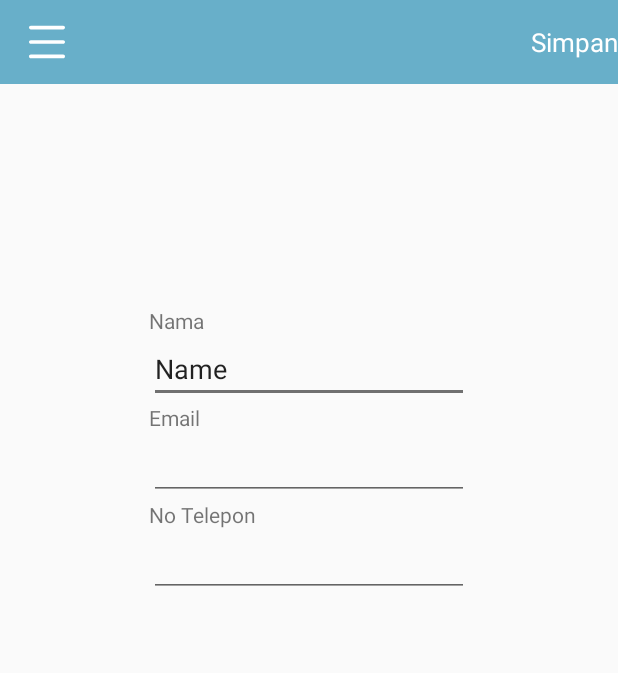
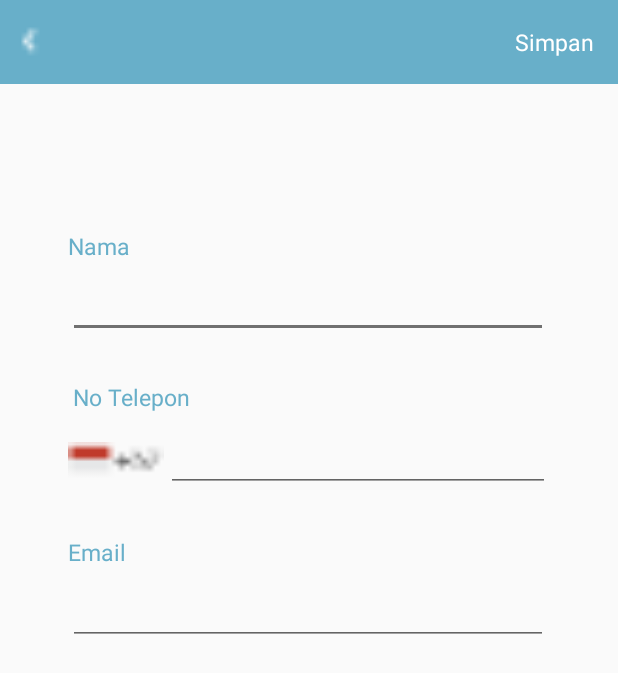
Before and after one commit to enrinal/Mutur, an Android app: the ProfileViewActivity screen opened directly, with no data from a screen before it, on a phone screen of 412 x 824 dp. Shown: the top 673 px of the screen. Run offline under Robolectric (Android 15) with nearby library versions, the phone set to English and light mode, and no system bars; our stand-ins replace Firebase (no records; nobody signed in at launch, a user with empty details on screens opened directly).

Commit message:
edit activity_profileview

```diff
--- a/app/src/main/res/layout/activity_profileview.xml
+++ b/app/src/main/res/layout/activity_profileview.xml
@@ -3,32 +3,35 @@
     xmlns:app="http://schemas.android.com/apk/res-auto"
     xmlns:tools="http://schemas.android.com/tools"
     android:layout_width="match_parent"
-    android:layout_height="match_parent">
+    android:layout_height="match_parent"
+    tools:layout_editor_absoluteY="25dp">
 
     <android.support.v7.widget.Toolbar
         android:id="@+id/toolbar"
-        android:layout_width="match_parent"
+        android:layout_width="0dp"
         android:layout_height="wrap_content"
         android:background="@color/colorPrimary"
         app:contentInsetStart="0dp"
-        tools:layout_editor_absoluteX="0dp"
-        tools:layout_editor_absoluteY="0dp">
+        app:layout_constraintEnd_toEndOf="parent"
+        app:layout_constraintStart_toStartOf="parent"
+        app:layout_constraintTop_toTopOf="parent">
 
         <ImageView
             android:id="@+id/navigation_menu"
-            android:layout_width="wrap_content"
-            android:layout_height="wrap_content"
-            android:layout_marginLeft="19.2dp"
-            android:src="@drawable/ic_menu_" />
+            android:layout_width="30dp"
+            android:layout_height="30dp"
+            android:layout_marginLeft="5dp"
+            android:src="@drawable/left" />
 
         <TextView
             android:layout_width="wrap_content"
             android:layout_height="wrap_content"
             android:layout_gravity="right"
+            android:layout_marginRight="16dp"
+            android:onClick="profile_click"
             android:text="Simpan"
-            android:onClick="profile_click"
             android:textColor="#ffffff"
-            android:textSize="17.3sp" />
+            android:textSize="15sp" />
 
     </android.support.v7.widget.Toolbar>
 
@@ -36,35 +39,42 @@
         android:id="@+id/textView"
         android:layout_width="wrap_content"
         android:layout_height="wrap_content"
+        android:layout_marginStart="45dp"
+        android:layout_marginLeft="45dp"
+        android:layout_marginTop="153dp"
         android:text="Nama"
-        app:layout_constraintBottom_toTopOf="@+id/nama_user"
-        app:layout_constraintStart_toStartOf="@+id/nama_user" />
+        android:textColor="@color/colorPrimary"
+        android:textSize="15sp"
+        app:layout_constraintStart_toStartOf="parent"
+        app:layout_constraintTop_toTopOf="parent" />
 
     <EditText
         android:id="@+id/nama_user"
         android:layout_width="wrap_content"
         android:layout_height="wrap_content"
-        android:layout_marginTop="223dp"
-        android:ems="10"
+        android:layout_marginTop="5dp"
+        android:ems="15"
         android:inputType="textPersonName"
-        android:text="Name"
-        app:layout_constraintEnd_toEndOf="parent"
-        app:layout_constraintStart_toStartOf="parent"
-        app:layout_constraintTop_toTopOf="parent" />
+        app:layout_constraintStart_toStartOf="@+id/textView"
+        app:layout_constraintTop_toBottomOf="@+id/textView" />
 
     <TextView
         android:id="@+id/textView2"
         android:layout_width="wrap_content"
         android:layout_height="wrap_content"
+        android:layout_marginTop="29dp"
         android:text="Email"
-        app:layout_constraintStart_toStartOf="@+id/nama_user"
-        app:layout_constraintTop_toBottomOf="@+id/nama_user" />
+        android:textColor="@color/colorPrimary"
+        android:textSize="15sp"
+        app:layout_constraintStart_toStartOf="@+id/imageView4"
+        app:layout_constraintTop_toBottomOf="@+id/noTelp" />
 
     <EditText
         android:id="@+id/email"
         android:layout_width="wrap_content"
         android:layout_height="wrap_content"
-        android:ems="10"
+        android:layout_marginTop="6dp"
+        android:ems="15"
         android:inputType="textEmailAddress"
         app:layout_constraintStart_toStartOf="@+id/textView2"
         app:layout_constraintTop_toBottomOf="@+id/textView2" />
@@ -73,16 +83,43 @@
         android:id="@+id/textView3"
         android:layout_width="wrap_content"
         android:layout_height="wrap_content"
+        android:layout_marginStart="3dp"
+        android:layout_marginLeft="3dp"
+        android:layout_marginBottom="7dp"
         android:text="No Telepon"
-        app:layout_constraintStart_toStartOf="@+id/email"
-        app:layout_constraintTop_toBottomOf="@+id/email" />
+        android:textColor="@color/colorPrimary"
+        android:textSize="15sp"
+        app:layout_constraintBottom_toTopOf="@+id/noTelp"
+        app:layout_constraintStart_toStartOf="@+id/imageView4" />
 
     <EditText
         android:id="@+id/noTelp"
         android:layout_width="wrap_content"
         android:layout_height="wrap_content"
-        android:ems="10"
+        android:layout_marginTop="57dp"
+        android:layout_marginEnd="45dp"
+        android:layout_marginRight="45dp"
+        android:ems="12"
         android:inputType="phone"
-        app:layout_constraintStart_toStartOf="@+id/textView3"
-        app:layout_constraintTop_toBottomOf="@+id/textView3" />
+        app:layout_constraintEnd_toEndOf="parent"
+        app:layout_constraintStart_toEndOf="@+id/imageView4"
+        app:layout_constraintTop_toBottomOf="@+id/nama_user" />
+
+    <ImageView
+        android:id="@+id/imageView4"
+        android:layout_width="0dp"
+        android:layout_height="46dp"
+        android:layout_marginStart="45dp"
+        android:layout_marginLeft="45dp"
+        android:layout_marginTop="29dp"
+        android:layout_marginEnd="1dp"
+        android:layout_marginRight="1dp"
+        android:layout_marginBottom="26dp"
+        app:layout_constraintBottom_toTopOf="@+id/textView2"
+        app:layout_constraintEnd_toStartOf="@+id/noTelp"
+        app:layout_constraintStart_toStartOf="parent"
+        app:layout_constraintTop_toTopOf="@+id/textView3"
+        app:srcCompat="@drawable/indo" />
+
+
 </android.support.constraint.ConstraintLayout>
```
Also changed, not shown: app/src/main/res/drawable-xxxhdpi/indo.png (renamed from app/src/main/res/drawable-xxxhdpi/Group 17.png), app/src/main/res/drawable-xxxhdpi/left.png (renamed from app/src/main/res/drawable-xxxhdpi/Chevron left.png).
